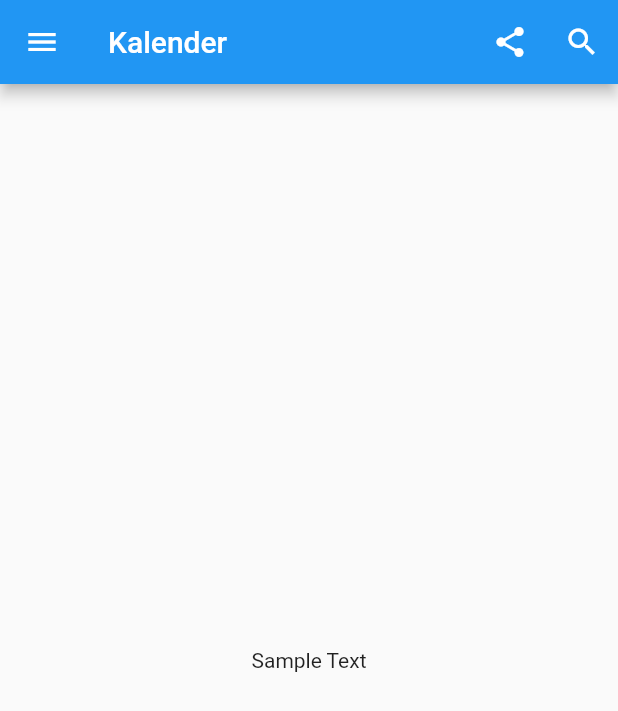
After one commit to alfrirafles/smp_kerinci, a Flutter app: the screen it shows after launch, on a phone screen of 412 x 824 dp. The commit adds this screen. Shown: the top 711 px of the screen. Run offline on Flutter 3.47's test engine with Material 2 defaults, Android fonts, the phone set to English and light mode, and no system bars.

Commit message:
Refactored: moved to specific file (calendar_page)

```diff
--- a/lib/main.dart
+++ b/lib/main.dart
@@ -1,39 +1,15 @@
 import 'package:flutter/material.dart';
+import 'pages/calendar_page.dart';
 
 void main() {
   runApp(HomePage());
 }
 
 class HomePage extends StatelessWidget {
-  const HomePage({Key? key}) : super(key: key);
-
   @override
   Widget build(BuildContext context) {
     return MaterialApp(
-      home: Scaffold(
-        appBar: AppBar(
-          leading: IconButton(
-            icon: Icon(Icons.menu),
-            onPressed: () {},
-          ),
-          title: Text('Kalender'),
-          actions: [
-            IconButton(
-              icon: Icon(Icons.share),
-              onPressed: () {},
-            ),
-            IconButton(
-              icon: Icon(Icons.search),
-              onPressed: () {},
-            ),
-          ],
-        ),
-        body: Container(
-          child: Center(
-            child: Text('Sample Text'),
-          ),
-        ),
-      ),
+      home: CalendarPage(),
     );
   }
 }
--- /dev/null
+++ b/lib/pages/calendar_page.dart
@@ -0,0 +1,35 @@
+import 'package:flutter/material.dart';
+
+class CalendarPage extends StatelessWidget {
+  const CalendarPage({
+    Key? key,
+  }) : super(key: key);
+
+  @override
+  Widget build(BuildContext context) {
+    return Scaffold(
+      appBar: AppBar(
+        leading: IconButton(
+          icon: Icon(Icons.menu),
+          onPressed: () {},
+        ),
+        title: Text('Kalender'),
+        actions: [
+          IconButton(
+            icon: Icon(Icons.share),
+            onPressed: () {},
+          ),
+          IconButton(
+            icon: Icon(Icons.search),
+            onPressed: () {},
+          ),
+        ],
+      ),
+      body: Container(
+        child: Center(
+          child: Text('Sample Text'),
+        ),
+      ),
+    );
+  }
+}
```
